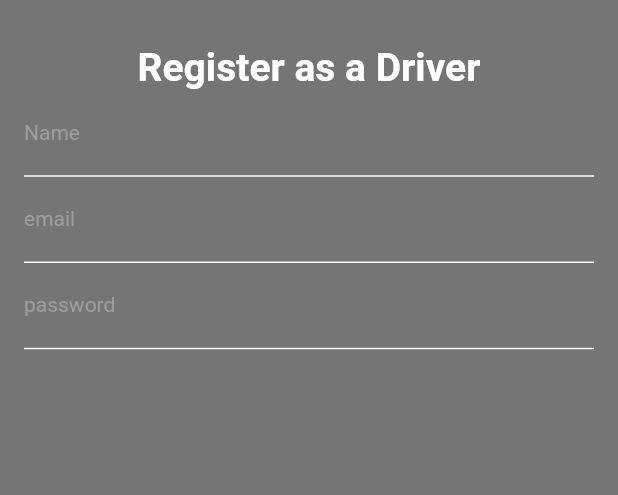
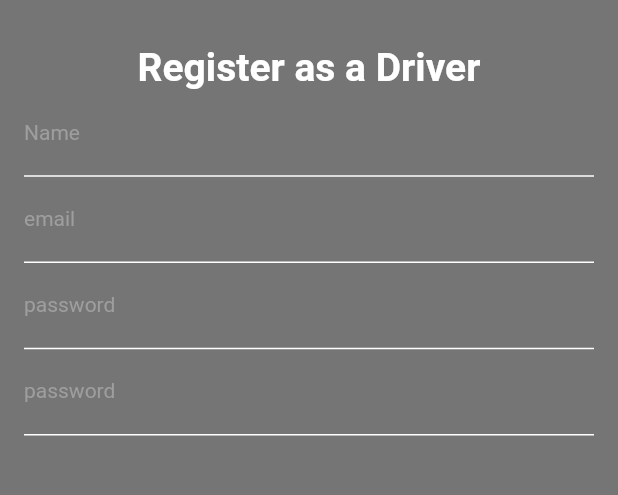
Before and after one commit to Devsaci/Uber-OLA-and-inDriver-Clone, a Flutter app: the screen it shows after launch, on a phone screen of 412 x 824 dp, the part 396-891 px from its top. Run offline on Flutter 3.47's test engine with Material 2 defaults, Android fonts, the phone set to English and light mode, and no system bars.

Commit message:
keyboardType: TextInputType.emailAddress,

```diff
--- a/drivers_app_ma2022/lib/authentication/signup_screen.dart
+++ b/drivers_app_ma2022/lib/authentication/signup_screen.dart
@@ -65,10 +65,33 @@ class _SignUpScreenState extends State<SignUpScreen> {
               ),
               TextField(
                 controller: emailTextEditingController,
+                keyboardType: TextInputType.emailAddress,
                 style: const TextStyle(color: Colors.grey),
                 decoration: const InputDecoration(
                   labelText: "email",
                   hintText: "email",
+                  enabledBorder: UnderlineInputBorder(
+                    borderSide: BorderSide(color: Colors.white),
+                  ),
+                  focusedBorder: UnderlineInputBorder(
+                    borderSide: BorderSide(color: Colors.grey),
+                  ),
+                  hintStyle: TextStyle(
+                    color: Colors.grey,
+                    fontSize: 10,
+                  ),
+                  labelStyle: TextStyle(
+                    color: Colors.grey,
+                    fontSize: 14,
+                  ),
+                ),
+              ),
+              TextField(
+                controller: passwordTextEditingController,
+                style: const TextStyle(color: Colors.grey),
+                decoration: const InputDecoration(
+                  labelText: "password",
+                  hintText: "password",
                   enabledBorder: UnderlineInputBorder(
                     borderSide: BorderSide(color: Colors.white),
                   ),
```
